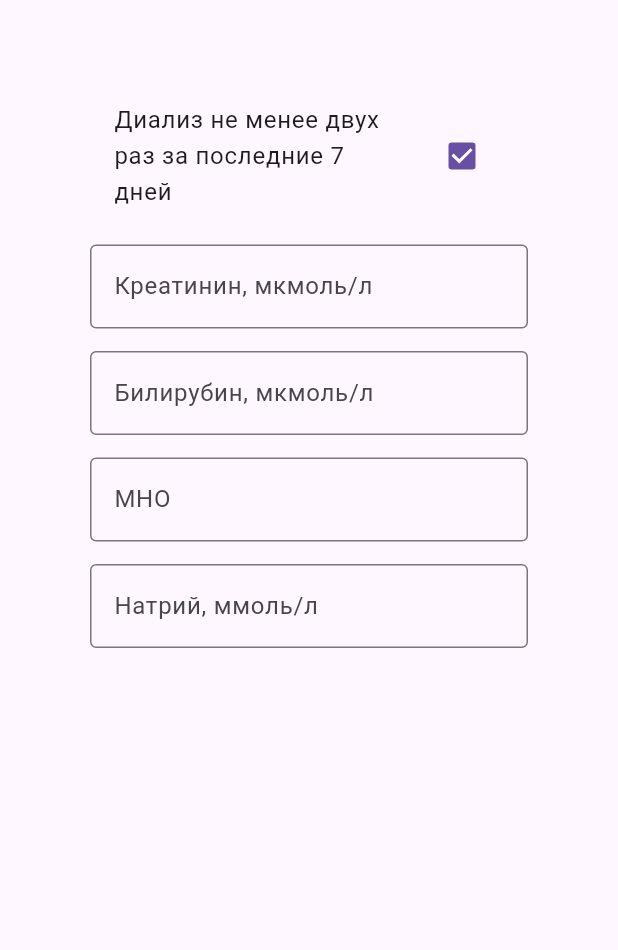
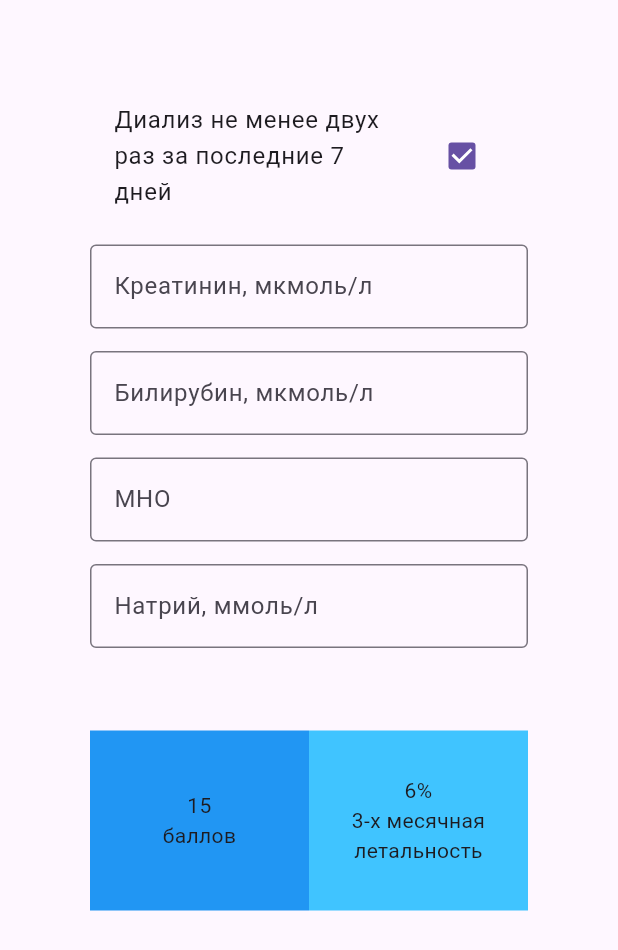
Before and after one commit to Chromiumore/MedCalc, a Flutter app: the screen it shows after launch, on a phone screen of 412 x 824 dp. Shown: the top 950 px of the screen. Run offline on Flutter 3.47's test engine with Material 3 defaults, Android fonts, the light colour scheme and no system bars.

Commit message:
calculating result style proto

```diff
--- a/med_calc/lib/calculator_screen.dart
+++ b/med_calc/lib/calculator_screen.dart
@@ -23,6 +23,33 @@ class CalculatorScreen extends StatelessWidget {
             CalculatorTextField(label: 'Билирубин, мкмоль/л'),
             CalculatorTextField(label: 'МНО'),
             CalculatorTextField(label: 'Натрий, ммоль/л'),
+
+            IntrinsicHeight(
+              child: Padding(
+                padding: const EdgeInsets.only(top: 40),
+                child: Row(
+                  crossAxisAlignment: CrossAxisAlignment.stretch,
+                  children: [
+                    Expanded(
+                      child: Container(
+                        padding: EdgeInsets.only(top: 30, bottom: 30),
+                        color: Colors.blue,
+                        alignment: Alignment.center,
+                        child: Text('15\nбаллов', textAlign: TextAlign.center,)
+                      ),
+                    ),
+                    Expanded(
+                      child: Container(
+                        padding: EdgeInsets.only(top: 30, bottom: 30),
+                        color: Colors.lightBlueAccent,
+                        alignment: Alignment.center,
+                        child: Text('6%\n3-х месячная летальность', textAlign: TextAlign.center,)
+                      ),
+                    ),
+                  ],
+                ),
+              ),
+            ),
           ],
         ),
       ),
```
